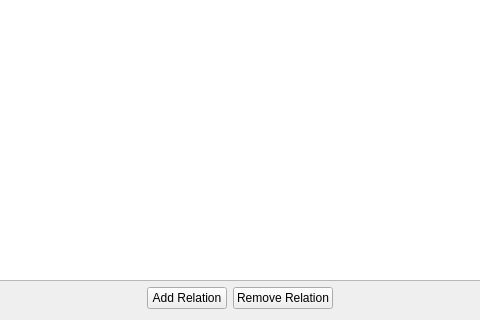
Above: src/ui/qgsrelationmanagerdialogbase.ui from qgis/QGIS before the change; both pictures show x 117 to 597 and y 107 to 427 of the 713 by 427 pixel window. Below: the same form after it.
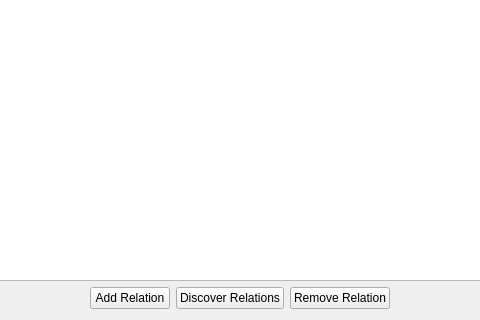
That is the form after the change. Icons and pictures are not drawn.

Commit message:
Add auto-discovery of relations for PostgresQL
Fixed the add relation functionnality: the table is sorted. When the code
was setting the sorted column, the row was sorted and the other columns it was
setting were set on the wrong row.

```diff
--- a/src/ui/qgsrelationmanagerdialogbase.ui
+++ b/src/ui/qgsrelationmanagerdialogbase.ui
@@ -83,6 +83,17 @@
        </property>
       </widget>
      </item>
+     <item>
+      <widget class="QPushButton" name="mBtnDiscoverRelations">
+       <property name="text">
+        <string>Discover Relations</string>
+       </property>
+       <property name="icon">
+        <iconset resource="../../images/images.qrc">
+         <normaloff>:/images/themes/default/symbologyAdd.svg</normaloff>:/images/themes/default/symbologyAdd.svg</iconset>
+       </property>
+      </widget>
+     </item>
      <item>
       <widget class="QPushButton" name="mBtnRemoveRelation">
        <property name="text">
```
The commit also changes 18 other files.
